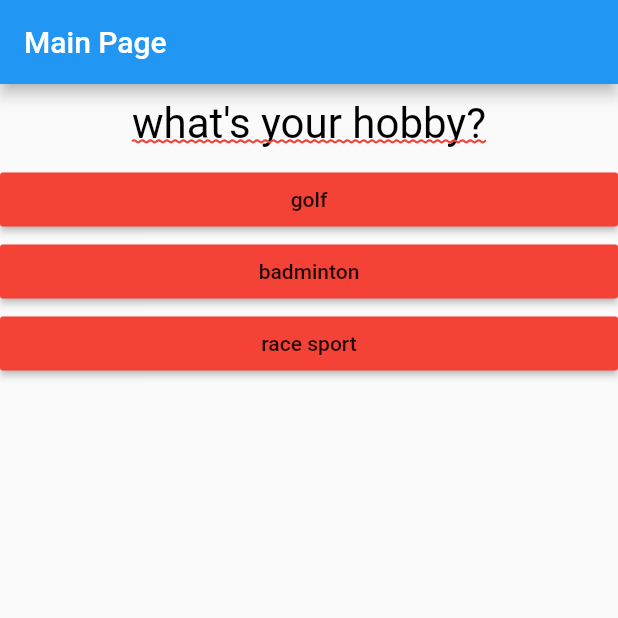
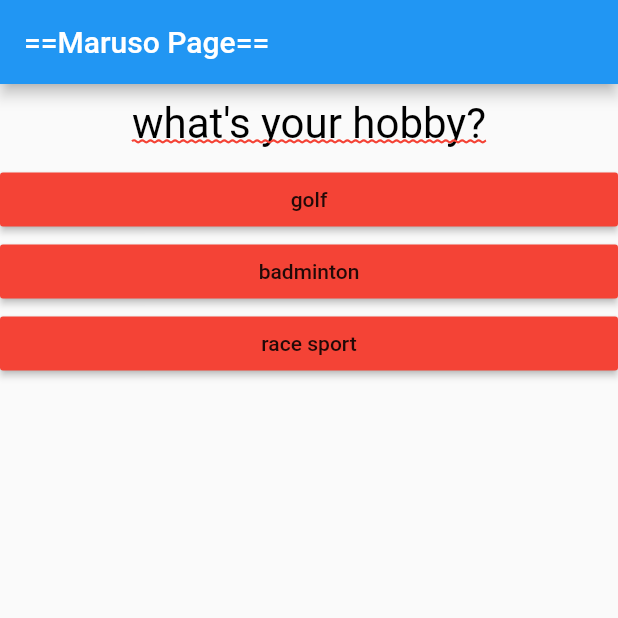
Before and after one commit to gooms-gusto/flutter_complete_guide, a Flutter app: the screen it shows after launch, on a phone screen of 412 x 824 dp, the top half of it. Run offline on Flutter 3.47's test engine with Material 2 defaults, Android fonts, the phone set to English and light mode, and no system bars.

Commit message:
update file

```diff
--- a/lib/main.dart
+++ b/lib/main.dart
@@ -46,7 +46,7 @@ class MyAppState extends State<MyApp> {
     return MaterialApp(
       home: Scaffold(
         appBar: AppBar(
-          title: Text('Main Page'),
+          title: Text('==Maruso Page=='),
         ),
         body: Column(
           children: [
```
